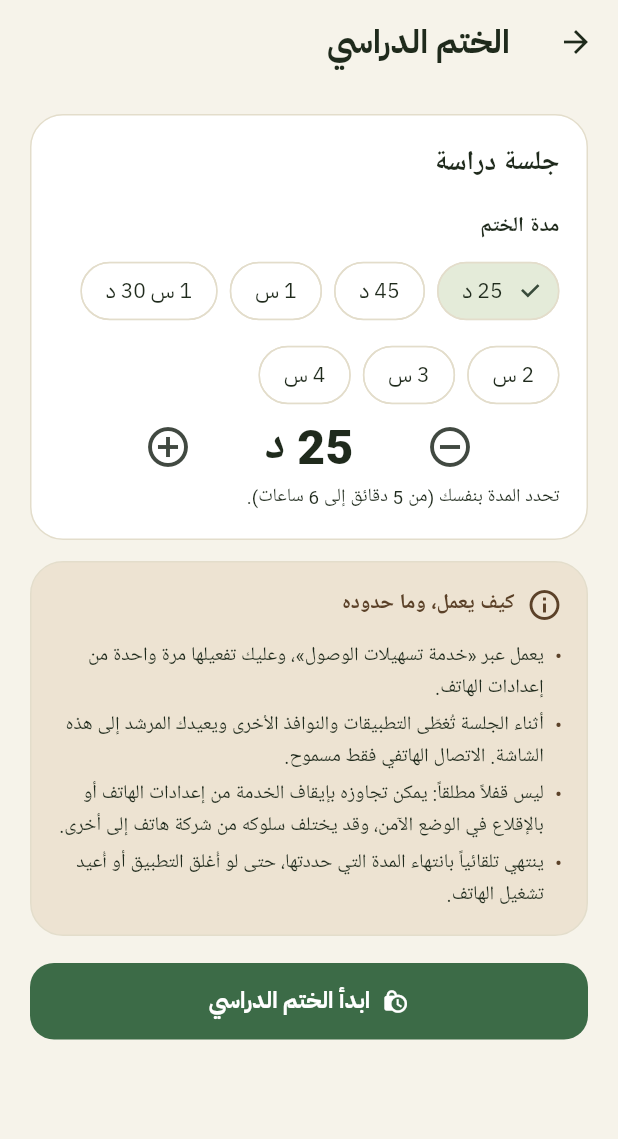
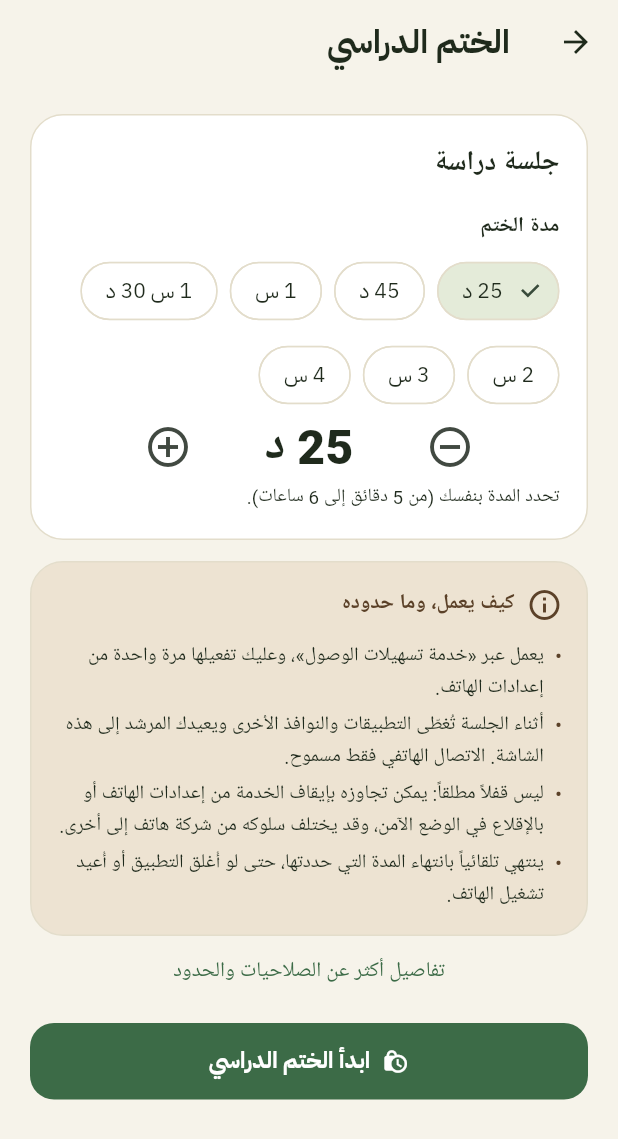
Before and after one commit to mo7amadramsey-ai/almurshid, a Flutter app: the StrictPage screen opened directly, on a phone screen of 412 x 824 dp. Shown: the top 1139 px of the screen. Run offline on Flutter 3.47's test engine with Material 3 defaults, Android fonts, the phone set to English and light mode, and no system bars; our stand-ins replace flutter_secure_storage, wakelock_plus, webview_flutter; accounts and stored records are empty.

Commit message:
Wire DataPrivacyPanel into settings and StrictInfoPage into the seal screen

```diff
--- a/lib/pages/settings_page.dart
+++ b/lib/pages/settings_page.dart
@@ -1,6 +1,7 @@
 import 'package:flutter/material.dart';
 import '../secrets.dart';
 import '../ai.dart';
+import '../data_panel.dart';
 import '../app_state.dart';
 import '../theme.dart';
 import '../tree_page.dart';
@@ -275,6 +276,8 @@ class _SettingsPageState extends State<SettingsPage> {
             ),
           ]),
         ),
+        const Heading('الأمان والخصوصية'),
+        const DataPrivacyPanel(),
         Heading('أدوات'),
         Panel(
           child: ListTile(
--- a/lib/pages/strict_page.dart
+++ b/lib/pages/strict_page.dart
@@ -6,6 +6,7 @@ import '../app_state.dart';
 import '../channel.dart';
 import '../lock_setup.dart';
 import '../planner.dart';
+import '../strict_info.dart';
 import '../theme.dart';
 import '../widgets.dart';
 
@@ -198,7 +199,11 @@ class _StrictPageState extends State<StrictPage> {
             ),
         ]),
       ),
-      SizedBox(height: 18),
+      TextButton(
+        onPressed: () => Navigator.push(context, MaterialPageRoute(builder: (_) => const StrictInfoPage())),
+        child: const Text('تفاصيل أكثر عن الصلاحيات والحدود'),
+      ),
+      SizedBox(height: 10),
       FilledButton.icon(onPressed: _start, icon: Icon(Icons.lock_clock), label: Text('ابدأ الختم الدراسي')),
     ]);
   }
```
